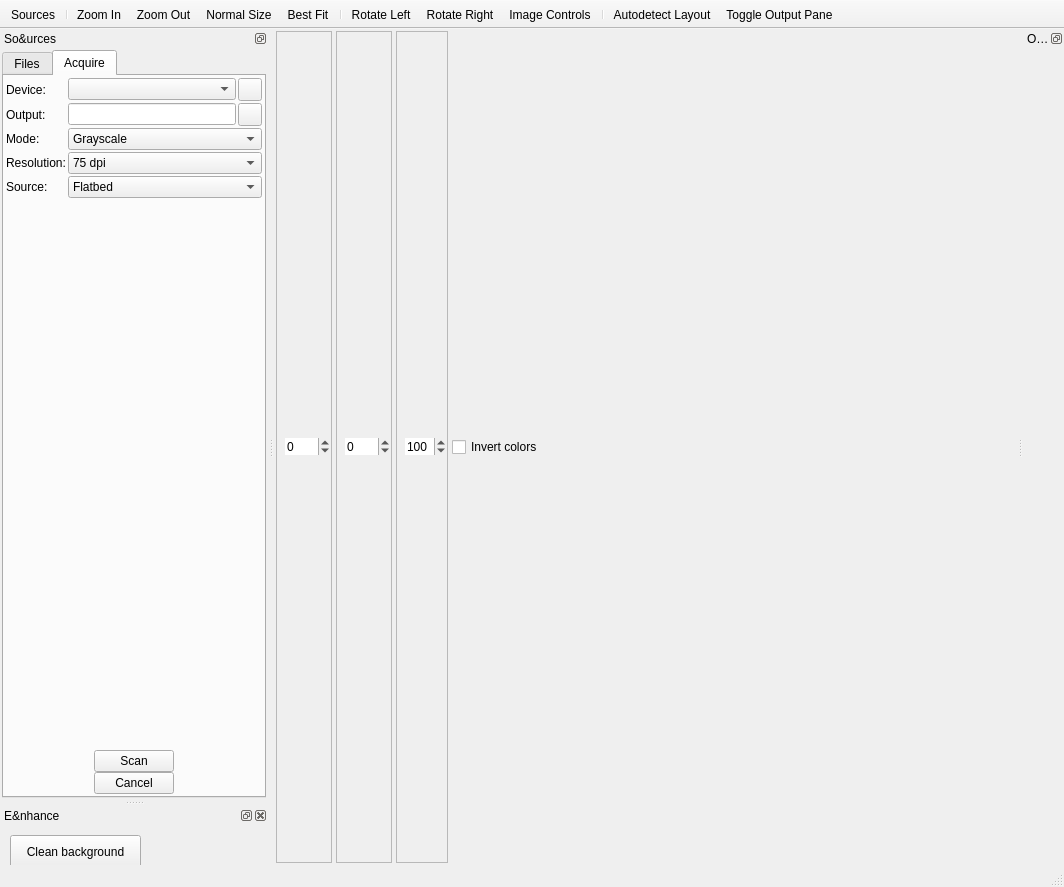
First picture: the form in qt/data/MainWindow.ui, repository manisandro/gImageReader, before the edit.
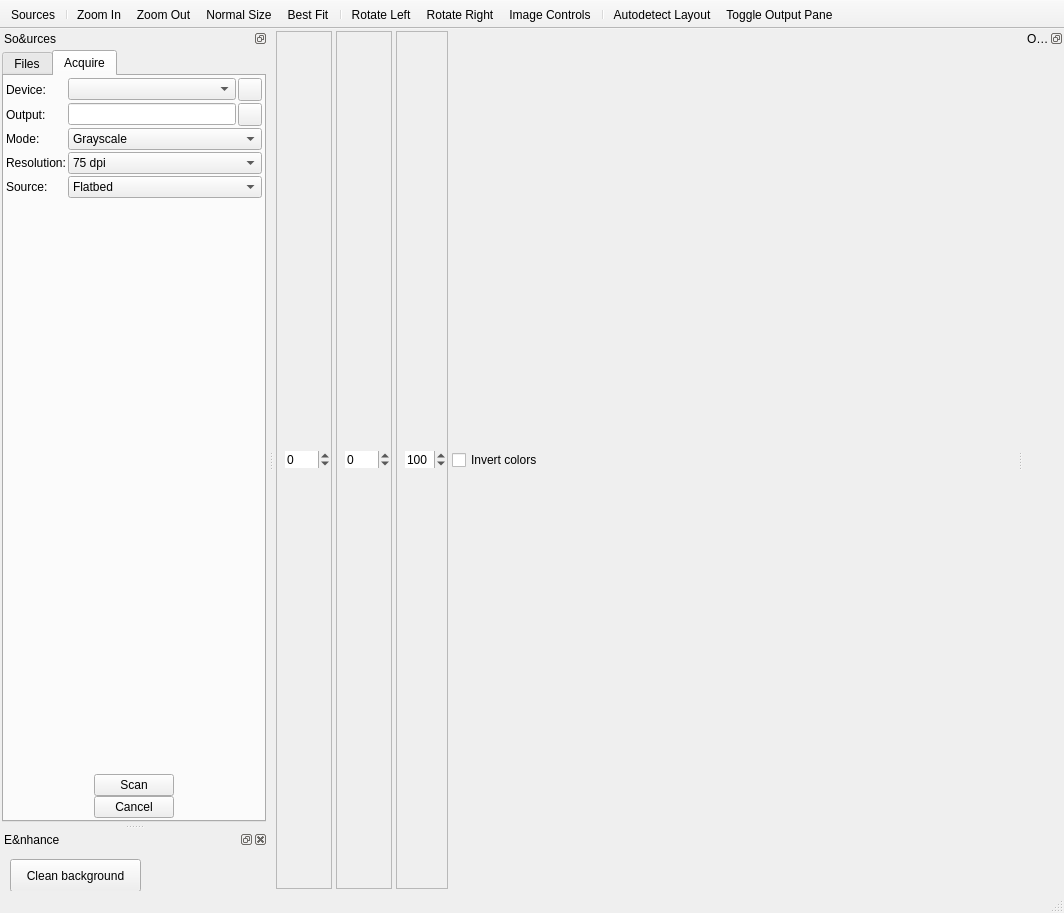
Second picture: the form after the edit. Icons and pictures are not drawn.

Commit message: [Qt] Add invertion button

Diff of the .ui file:
```diff
--- a/qt/data/MainWindow.ui
+++ b/qt/data/MainWindow.ui
@@ -7,7 +7,7 @@
     <x>0</x>
     <y>0</y>
     <width>1064</width>
-    <height>887</height>
+    <height>913</height>
    </rect>
   </property>
   <property name="windowTitle">
```
Left out of the diff: 28 changed lines with no effect on the pictures.
